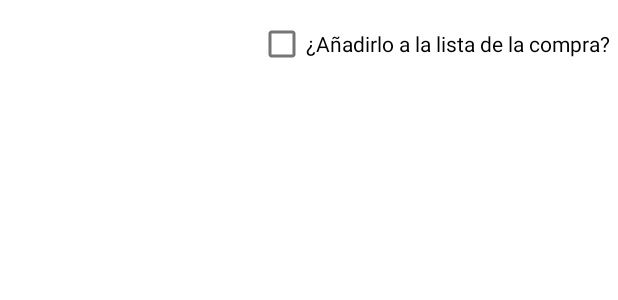
After one commit to AndreaMendez09/TFG_Gestion_Alimentaria_Del_Hogar, an Android app: the layout dialog_checkbox.xml on its own in the app's theme, with its tools: preview values and no code run, on a phone screen of 412 x 824 dp. The commit adds this screen. Shown: the top 300 px of the screen. Run offline under Robolectric (Android 15) with nearby library versions, the phone set to English and light mode, and no system bars.

Commit message:
En nevera al eliminar un producto se puede añadir a la lista de la compra

```diff
--- /dev/null
+++ b/Android/app/src/main/res/layout/dialog_checkbox.xml
@@ -0,0 +1,14 @@
+<?xml version="1.0" encoding="utf-8"?>
+<FrameLayout xmlns:android="http://schemas.android.com/apk/res/android"
+    android:layout_width="match_parent"
+    android:layout_height="wrap_content" >
+
+    <CheckBox
+        android:id="@+id/checkbox"
+        android:layout_width="wrap_content"
+        android:layout_height="wrap_content"
+        android:layout_margin="5dp"
+        android:text="¿Añadirlo a la lista de la compra?"
+        android:layout_gravity="right"/>
+
+</FrameLayout>
```
Also changed, not shown: Android/app/src/main/java/com/example/nevera_andreaalejandra/Fragments/Nevera_Fragment.java (+22 -2 lines).
